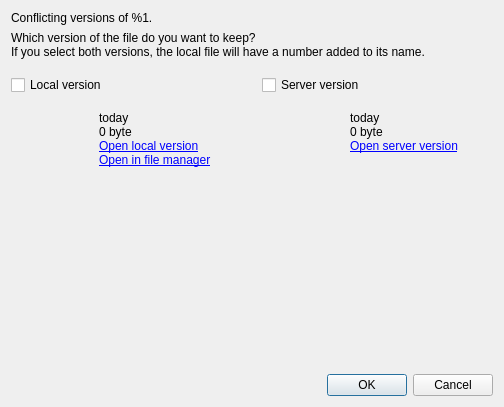
This is src/gui/conflictdialog.ui in nextcloud/desktop as Qt 5 draws it before an edit. The edited form follows.
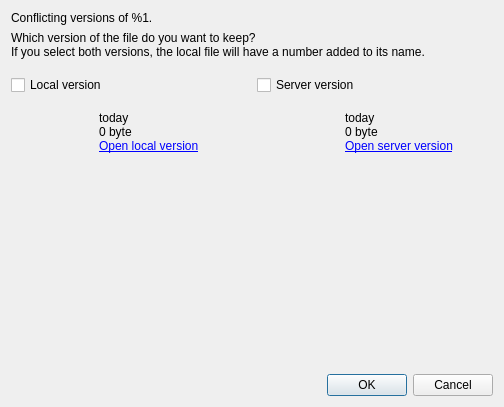
This is the edited form.

Commit message:
fix(gui): apply review feedback for open in file manager button (#8661)
- Move folder opening logic from QML to C++
- Dynamically search for moved conflicting files within the sync folder using QDirIterator if the original path becomes invalid
- Show red "Folder not found" state if the path is unreachable
- Use OS-specific file manager names and wrap link text in tr()
- Use colors/margins directly from Style.qml and improve code readability

Diff of the .ui file:
```diff
--- a/src/gui/conflictdialog.ui
+++ b/src/gui/conflictdialog.ui
@@ -117,7 +117,7 @@
              <item>
               <widget class="QLabel" name="openInFileManagerLink">
                <property name="text">
-                <string>&lt;a href=&quot;%1&quot;&gt;Open in file manager&lt;/a&gt;</string>
+                <string/>
                </property>
                <property name="openExternalLinks">
                 <bool>true</bool>
```
Left out of the diff: 4 changed lines with no effect on the pictures. The commit also changes 9 other files.
